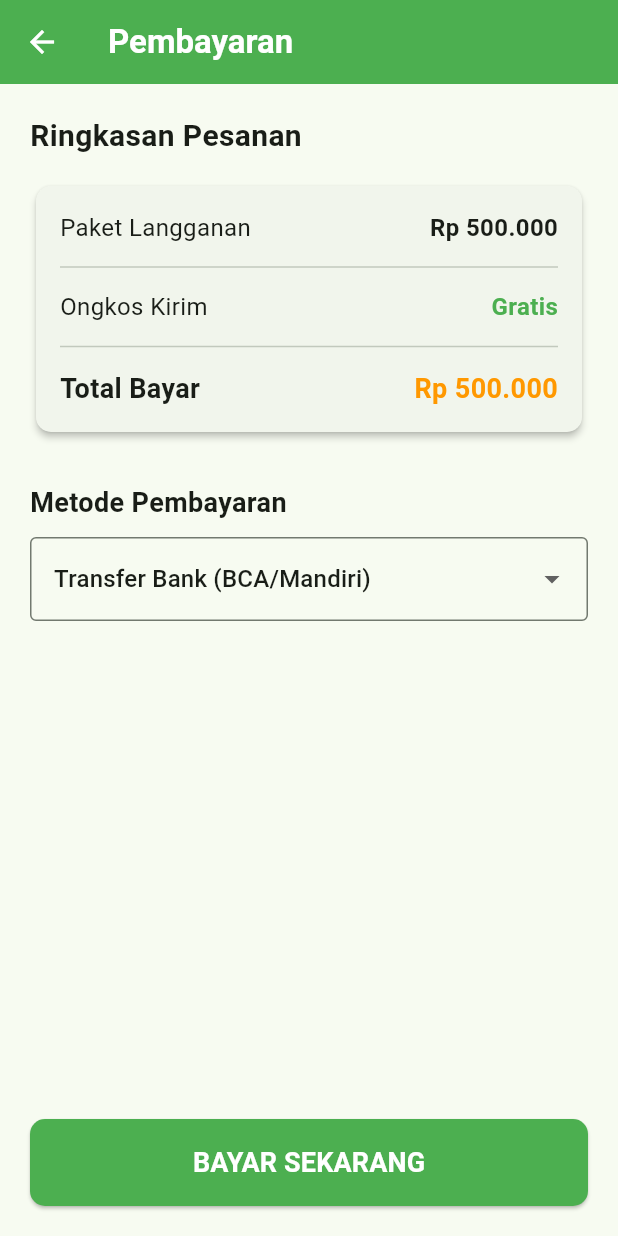
After one commit to husainmubarak/nutribox, a Flutter app: the LayarPembayaran screen opened directly, on a phone screen of 412 x 824 dp. The commit adds this screen. Run offline on Flutter 3.47's test engine with Material 3 defaults, Android fonts, the phone set to English and light mode, and no system bars; our stand-ins replace flutter_riverpod, supabase_flutter; accounts and stored records are empty.

Commit message:
Membuat fitur simulasi pembayaran

```diff
--- /dev/null
+++ b/lib/layar_pembayaran.dart
@@ -0,0 +1,162 @@
+import 'package:flutter/material.dart';
+import 'package:supabase_flutter/supabase_flutter.dart';
+import 'layar_kalkulator.dart';
+
+class LayarPembayaran extends StatefulWidget {
+  const LayarPembayaran({super.key});
+
+  @override
+  State<LayarPembayaran> createState() => _LayarPembayaranState();
+}
+
+class _LayarPembayaranState extends State<LayarPembayaran> {
+  bool isMemproses = false;
+  String metodePembayaran = 'Transfer Bank';
+
+  Future<void> prosesPembayaran() async {
+    setState(() => isMemproses = true);
+
+    try {
+      final userId = Supabase.instance.client.auth.currentUser!.id;
+
+      // Simulasi ID paket dan harga (Nanti datanya dioper dari layar Pilih Paket)
+      const int dummyPaketId = 1;
+      const int dummyHarga = 500000;
+
+      // Simpan riwayat transaksi ke database
+      await Supabase.instance.client.from('transaksi_langganan').insert({
+        'user_id': userId,
+        'paket_id': dummyPaketId,
+        'total_harga': dummyHarga,
+        'status_bayar': 'Menunggu Konfirmasi',
+      });
+
+      if (mounted) {
+        // Tampilkan pop-up sukses
+        showDialog(
+          context: context,
+          barrierDismissible: false,
+          builder: (context) => AlertDialog(
+            shape: RoundedRectangleBorder(borderRadius: BorderRadius.circular(15)),
+            title: const Text('Pesanan Berhasil!', textAlign: TextAlign.center),
+            content: const Text(
+              'Terima kasih! Jadwal pengiriman makanan sehat Anda sudah kami terima. Silakan selesaikan pembayaran.',
+              textAlign: TextAlign.center,
+            ),
+            actions: [
+              ElevatedButton(
+                style: ElevatedButton.styleFrom(
+                  backgroundColor: Colors.green,
+                  minimumSize: const Size.fromHeight(45)
+                ),
+                onPressed: () {
+                  // Kembali ke layar paling awal (Kalkulator/Beranda) dan hapus riwayat layar sebelumnya
+                  Navigator.pushAndRemoveUntil(
+                    context,
+                    MaterialPageRoute(builder: (context) => const LayarKalkulatorGizi()),
+                    (route) => false,
+                  );
+                },
+                child: const Text('KEMBALI KE BERANDA', style: TextStyle(color: Colors.white), textAlign: TextAlign.center,),
+              )
+            ],
+          ),
+        );
+      }
+    } catch (e) {
+      if (mounted) {
+        ScaffoldMessenger.of(context).showSnackBar(
+          SnackBar(content: Text('Transaksi gagal: $e'), backgroundColor: Colors.red),
+        );
+      }
+    } finally {
+      if (mounted) {
+        setState(() => isMemproses = false);
+      }
+    }
+  }
+
+  @override
+  Widget build(BuildContext context) {
+    return Scaffold(
+      appBar: AppBar(
+        title: const Text('Pembayaran', style: TextStyle(color: Colors.white, fontWeight: FontWeight.bold)),
+        backgroundColor: Colors.green,
+        foregroundColor: Colors.white,
+      ),
+      body: Padding(
+        padding: const EdgeInsets.all(20),
+        child: Column(
+          crossAxisAlignment: CrossAxisAlignment.stretch,
+          children: [
+            const Text('Ringkasan Pesanan', style: TextStyle(fontSize: 20, fontWeight: FontWeight.bold)),
+            const SizedBox(height: 15),
+
+            Card(
+              elevation: 2,
+              shape: RoundedRectangleBorder(borderRadius: BorderRadius.circular(10)),
+              child: const Padding(
+                padding: EdgeInsets.all(16),
+                child: Column(
+                  children: [
+                    Row(
+                      mainAxisAlignment: MainAxisAlignment.spaceBetween,
+                      children: [
+                        Text('Paket Langganan', style: TextStyle(fontSize: 16)),
+                        Text('Rp 500.000', style: TextStyle(fontSize: 16, fontWeight: FontWeight.bold)),
+                      ],
+                    ),
+                    Divider(height: 30),
+                    Row(
+                      mainAxisAlignment: MainAxisAlignment.spaceBetween,
+                      children: [
+                        Text('Ongkos Kirim', style: TextStyle(fontSize: 16)),
+                        Text('Gratis', style: TextStyle(fontSize: 16, color: Colors.green, fontWeight: FontWeight.bold)),
+                      ],
+                    ),
+                    Divider(height: 30),
+                    Row(
+                      mainAxisAlignment: MainAxisAlignment.spaceBetween,
+                      children: [
+                        Text('Total Bayar', style: TextStyle(fontSize: 18, fontWeight: FontWeight.bold)),
+                        Text('Rp 500.000', style: TextStyle(fontSize: 18, fontWeight: FontWeight.bold, color: Colors.orange)),
+                      ],
+                    ),
+                  ],
+                ),
+              ),
+            ),
+
+            const SizedBox(height: 30),
+            const Text('Metode Pembayaran', style: TextStyle(fontSize: 18, fontWeight: FontWeight.bold)),
+            const SizedBox(height: 10),
+
+            DropdownButtonFormField<String>(
+              value: metodePembayaran,
+              decoration: const InputDecoration(border: OutlineInputBorder()),
+              items: const [
+                DropdownMenuItem(value: 'Transfer Bank', child: Text('Transfer Bank (BCA/Mandiri)')),
+                DropdownMenuItem(value: 'E-Wallet', child: Text('E-Wallet (GoPay/OVO)')),
+              ],
+              onChanged: (val) => setState(() => metodePembayaran = val!),
+            ),
+
+            const Spacer(),
+
+            isMemproses
+                ? const Center(child: CircularProgressIndicator(color: Colors.green))
+                : ElevatedButton(
+                    style: ElevatedButton.styleFrom(
+                      backgroundColor: Colors.green,
+                      padding: const EdgeInsets.symmetric(vertical: 16),
+                      shape: RoundedRectangleBorder(borderRadius: BorderRadius.circular(10))
+                    ),
+                    onPressed: prosesPembayaran,
+                    child: const Text('BAYAR SEKARANG', style: TextStyle(color: Colors.white, fontSize: 18, fontWeight: FontWeight.bold)),
+                  ),
+          ],
+        ),
+      ),
+    );
+  }
+}
```
Also changed, not shown: lib/layar_jadwal.dart (+7 -4 lines).
